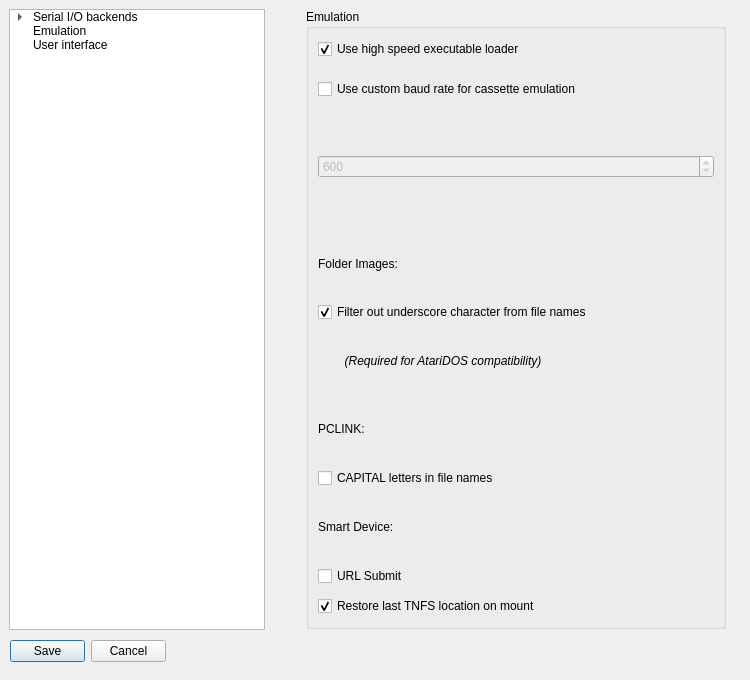
Qt form src/optionsdialog.ui (pjones1063/AspeQt-2k26) before a commit.
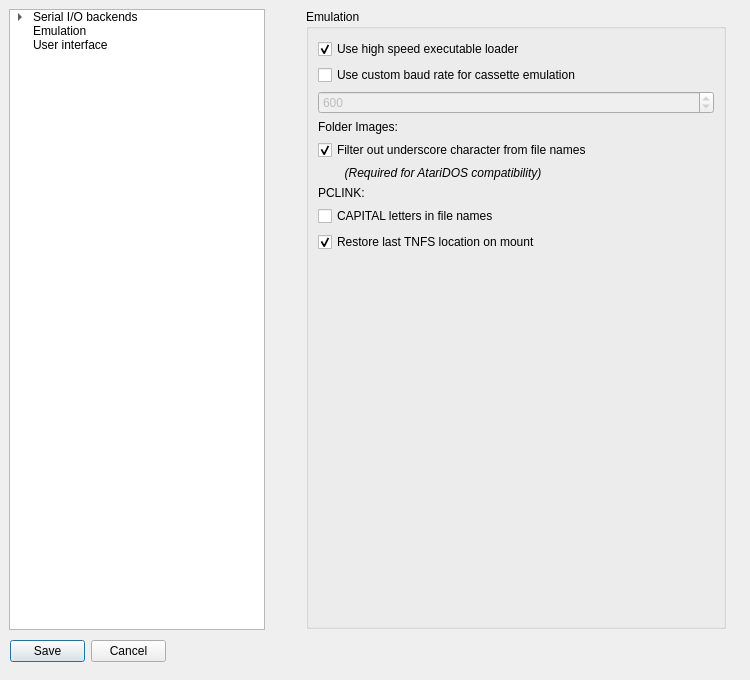
The same form after that commit.

Commit message: Add Y: device

```diff
--- a/src/optionsdialog.ui
+++ b/src/optionsdialog.ui
@@ -523,15 +523,8 @@
          <number>10</number>
         </property>
         <property name="verticalSpacing">
-         <number>10</number>
+         <number>6</number>
         </property>
-        <item row="9" column="0">
-         <widget class="QCheckBox" name="capitalLettersPCLINK">
-          <property name="text">
-           <string>CAPITAL letters in file names</string>
-          </property>
-         </widget>
-        </item>
         <item row="0" column="0" colspan="2">
          <widget class="QCheckBox" name="emulationHighSpeedExeLoaderBox">
           <property name="text">
@@ -542,7 +535,7 @@
           </property>
          </widget>
         </item>
-        <item row="3" column="0" rowspan="2" colspan="2">
+        <item row="2" column="0" colspan="2">
          <widget class="QSpinBox" name="emulationCustomCasBaudSpin">
           <property name="enabled">
            <bool>false</bool>
@@ -558,23 +551,34 @@
           </property>
          </widget>
         </item>
-        <item row="4" column="1">
-         <spacer name="verticalSpacer_2">
+        <item row="9" column="0">
+         <spacer name="emulationVerticalSpacer">
           <property name="orientation">
            <enum>Qt::Orientation::Vertical</enum>
           </property>
-          <property name="sizeType">
-           <enum>QSizePolicy::Policy::Fixed</enum>
-          </property>
           <property name="sizeHint" stdset="0">
            <size>
             <width>20</width>
-            <height>10</height>
+            <height>40</height>
            </size>
           </property>
          </spacer>
         </item>
-        <item row="5" column="0">
+        <item row="7" column="0">
+         <widget class="QCheckBox" name="capitalLettersPCLINK">
+          <property name="text">
+           <string>CAPITAL letters in file names</string>
+          </property>
+         </widget>
+        </item>
+        <item row="6" column="0">
+         <widget class="QLabel" name="label_3">
+          <property name="text">
+           <string>PCLINK:</string>
+          </property>
+         </widget>
+        </item>
+        <item row="3" column="0">
          <widget class="QLabel" name="label">
           <property name="font">
            <font>
@@ -586,14 +590,7 @@
           </property>
          </widget>
         </item>
-        <item row="8" column="0">
-         <widget class="QLabel" name="label_3">
-          <property name="text">
-           <string>PCLINK:</string>
-          </property>
-         </widget>
-        </item>
-        <item row="6" column="0" colspan="2">
+        <item row="4" column="0" colspan="2">
          <widget class="QCheckBox" name="filterUscore">
           <property name="text">
            <string>Filter out underscore character from file names</string>
@@ -603,7 +600,17 @@
           </property>
          </widget>
         </item>
-        <item row="2" column="0" colspan="2">
+        <item row="8" column="0" colspan="2">
+         <widget class="QCheckBox" name="tnfsAutoConnectBox">
+          <property name="text">
+           <string>Restore last TNFS location on mount</string>
+          </property>
+          <property name="checked">
+           <bool>true</bool>
+          </property>
+         </widget>
+        </item>
+        <item row="1" column="0" colspan="2">
          <widget class="QCheckBox" name="emulationUseCustomCasBaudBox">
           <property name="sizePolicy">
            <sizepolicy hsizetype="Minimum" vsizetype="Fixed">
@@ -616,7 +623,7 @@
           </property>
          </widget>
         </item>
-        <item row="7" column="0" colspan="2">
+        <item row="5" column="0" colspan="2">
          <widget class="QLabel" name="label_2">
           <property name="font">
            <font>
@@ -628,46 +635,6 @@
           </property>
          </widget>
         </item>
-        <item row="13" column="0" colspan="2">
-         <widget class="QCheckBox" name="tnfsAutoConnectBox">
-          <property name="text">
-           <string>Restore last TNFS location on mount</string>
-          </property>
-          <property name="checked">
-           <bool>true</bool>
-          </property>
-         </widget>
-        </item>
-        <item row="10" column="0">
-         <widget class="QLabel" name="label_4">
-          <property name="text">
-           <string>Smart Device:</string>
-          </property>
-         </widget>
-        </item>
-        <item row="1" column="1">
-         <spacer name="emulationSpacer1">
-          <property name="orientation">
-           <enum>Qt::Orientation::Vertical</enum>
-          </property>
-          <property name="sizeType">
-           <enum>QSizePolicy::Policy::Fixed</enum>
-          </property>
-          <property name="sizeHint" stdset="0">
-           <size>
-            <width>20</width>
-            <height>10</height>
-           </size>
-          </property>
-         </spacer>
-        </item>
-        <item row="11" column="0">
-         <widget class="QCheckBox" name="URLSubmit">
-          <property name="text">
-           <string>URL Submit</string>
-          </property>
-         </widget>
-        </item>
        </layout>
       </widget>
      </item>
```
The commit also changes 10 other files.
